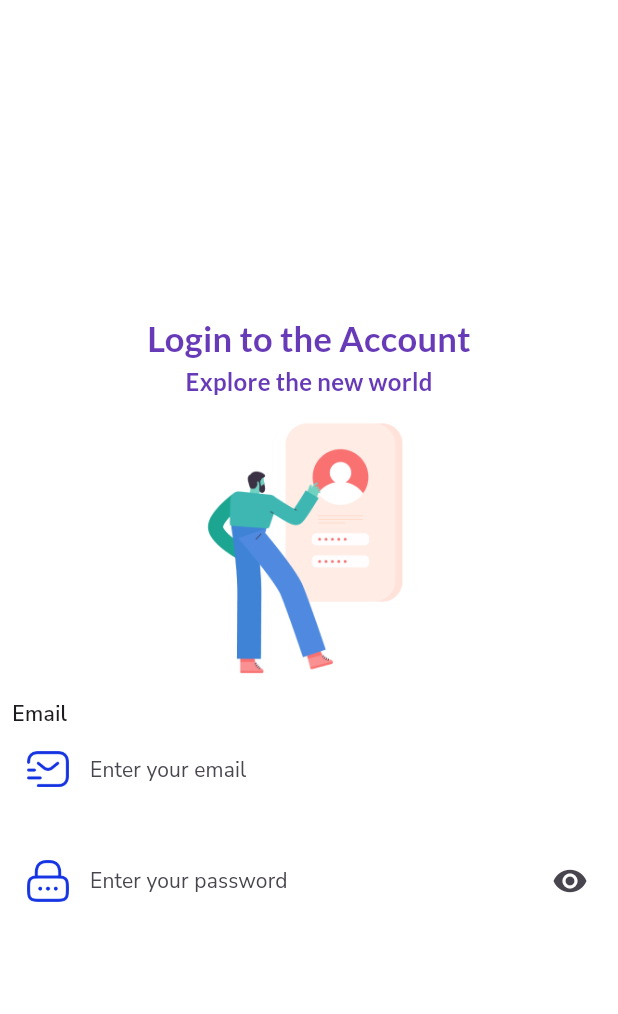
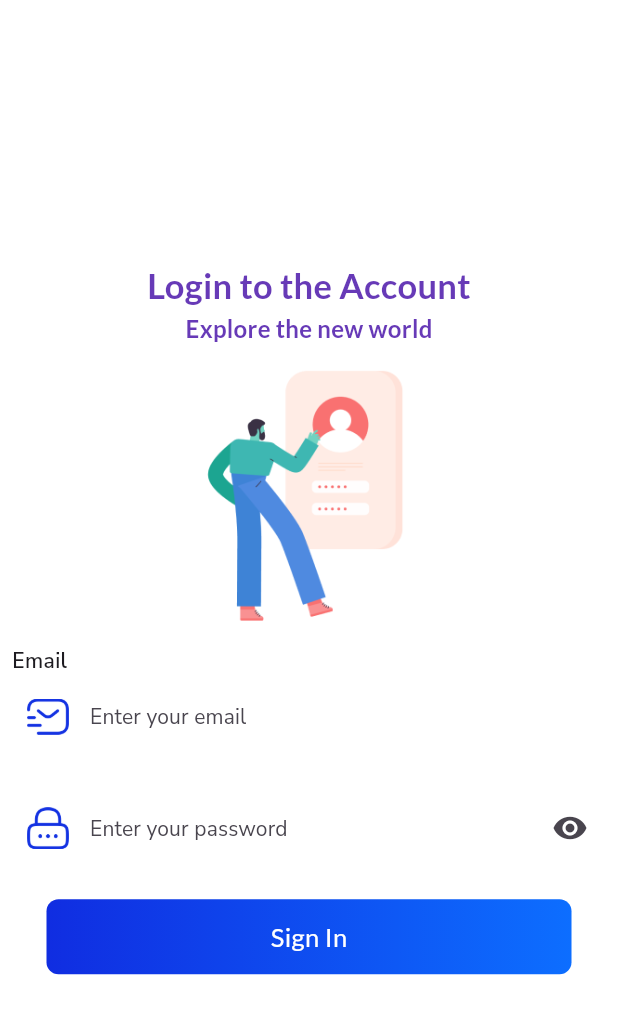
Before and after one commit to ankins0217/mac_store_app, a Flutter app: the screen it shows after launch, on a phone screen of 412 x 824 dp. Shown: the top 1014 px of the screen. Run offline on Flutter 3.47's test engine with Material 3 defaults, Android fonts, the phone set to English and light mode, and no system bars; our stand-ins replace google_fonts.

Commit message:
Commited code which was not on the video lecture.

```diff
--- a/lib/views/screens/authentication_screens/login_screen.dart
+++ b/lib/views/screens/authentication_screens/login_screen.dart
@@ -102,6 +102,27 @@ class LoginScreen extends StatelessWidget {
                   suffixIcon: Icon(Icons.visibility),
                 ),
               ),
+              SizedBox(height: 20),
+              Container(
+                width: 350,
+                height: 50,
+                decoration: BoxDecoration(
+                  borderRadius: BorderRadius.circular(8),
+                  gradient: LinearGradient(
+                    colors: [Color(0xFF102DE1), Color(0xFF0D6EFF)],
+                  ),
+                ),
+                child: Center(
+                  child: Text(
+                    "Sign In",
+                    style: GoogleFonts.getFont(
+                      'Lato',
+                      fontSize: 17,
+                      color: Colors.white,
+                    ),
+                  ),
+                ),
+              ),
             ],
           ),
         ),
```
